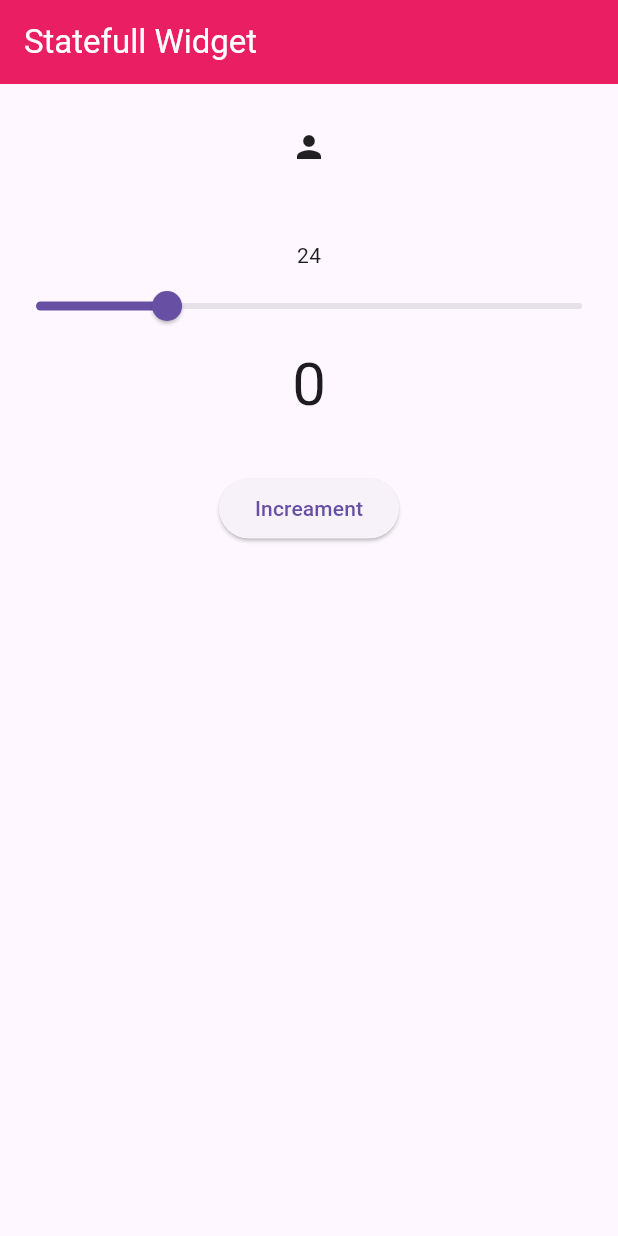
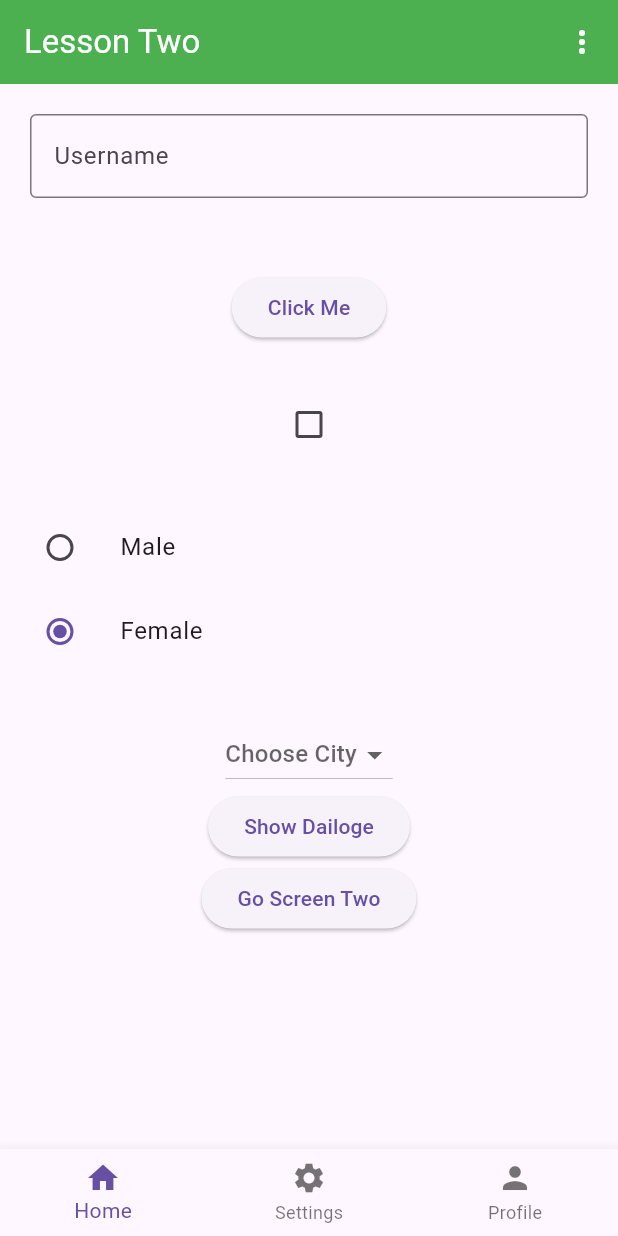
Before and after one commit to ahmed-moha/Jtech-Flutter-2024-Bootcamp, a Flutter app: the screen it shows after launch, on a phone screen of 412 x 824 dp. Run offline on Flutter 3.47's test engine with Material 3 defaults, Android fonts, the phone set to English and light mode, and no system bars.

Commit message:
Lesson Two

```diff
--- /dev/null
+++ b/lib/lesson 2/lessontwo.dart
@@ -0,0 +1,195 @@
+import 'package:flutter/material.dart';
+import 'package:my_project/lesson%202/screenTwo.dart';
+
+enum Gender { male, female }
+
+class LessonTwo extends StatefulWidget {
+  const LessonTwo({super.key});
+
+  @override
+  State<LessonTwo> createState() => _LessonTwoState();
+}
+
+class _LessonTwoState extends State<LessonTwo> {
+  TextEditingController nameController = TextEditingController();
+  Gender gender = Gender.female;
+  int currentScreen = 0;
+  List<Widget> screens = [
+    const Center(
+      child: Text("Home"),
+    ),
+    const Center(
+      child: Text("Settings"),
+    ),
+    const Center(
+      child: Text("Profile"),
+    ),
+  ];
+
+  String name = "";
+  bool isChecked = false;
+  String? magac;
+  List<String> cities = ["Mogadishu", "Nairobi", "London"];
+  String? city;
+  @override
+  Widget build(BuildContext context) {
+    return Scaffold(
+      appBar: AppBar(
+        title: const Text(
+          "Lesson Two",
+          style: TextStyle(color: Colors.white),
+        ),
+        backgroundColor: Colors.green,
+        actions: [
+          PopupMenuButton(
+            iconColor: Colors.white,
+            // icon: const Icon(Icons.more_vert,color: Colors.white),
+            itemBuilder: (context) => [
+              PopupMenuItem(
+                onTap: () {
+                  print("PROFILE");
+                },
+                child: const Text("Profile"),
+              ),
+              PopupMenuItem(
+                onTap: () {
+                  print("SETTINGS");
+                },
+                child: const Text("Settings"),
+              )
+            ],
+          )
+        ],
+      ),
+      // body: screens[currentScreen],
+      body: Column(
+        children: [
+          Padding(
+            padding: const EdgeInsets.all(20),
+            child: TextField(
+              controller: nameController,
+              onChanged: (value) {
+                // print(value);
+                name = value;
+                setState(() {});
+              },
+              decoration: const InputDecoration(
+                hintText: "Username",
+                border: OutlineInputBorder(),
+              ),
+            ),
+          ),
+          Text(
+            name,
+            style: const TextStyle(fontSize: 20),
+          ),
+          ElevatedButton(
+            onPressed: () {
+              // print(nameController.text);
+              nameController.clear();
+            },
+            child: const Text("Click Me"),
+          ),
+          const SizedBox(
+            height: 30,
+          ),
+          Checkbox(
+            value: isChecked,
+            onChanged: (value) {
+              print(value);
+              isChecked = value!;
+              setState(() {});
+            },
+          ),
+          const SizedBox(
+            height: 30,
+          ),
+          ListTile(
+            leading: Radio<Gender>(
+              value: Gender.male,
+              groupValue: gender,
+              onChanged: (value) {
+                gender = value ?? Gender.male;
+                setState(() {});
+              },
+            ),
+            title: const Text("Male"),
+          ),
+          ListTile(
+            leading: Radio<Gender>(
+              value: Gender.female,
+              groupValue: gender,
+              onChanged: (value) {
+                gender = value ?? Gender.female;
+                setState(() {});
+              },
+            ),
+            title: const Text("Female"),
+          ),
+          const SizedBox(
+            height: 30,
+          ),
+          DropdownButton(
+            hint: const Text("Choose City"),
+            value: city,
+            items: cities.map((e) {
+              return DropdownMenuItem(
+                value: e.toLowerCase(),
+                child: Text(e),
+              );
+            }).toList(),
+            onChanged: (value) {
+              // print(value);
+              city = value;
+              setState(() {});
+            },
+          ),
+          ElevatedButton(
+            onPressed: () {
+              showDialog(
+                  context: context,
+                  builder: (context) {
+                    return AlertDialog(
+                      title: const Text("This is dailoge"),
+                      content: const Text("Are you sure to exit?"),
+                      actions: [
+                        TextButton(
+                            onPressed: () {}, child: const Text("Cancel")),
+                        TextButton(onPressed: () {}, child: const Text("Yes"))
+                      ],
+                    );
+                  });
+            },
+            child: const Text("Show Dailoge"),
+          ),
+          ElevatedButton(
+            onPressed: () {
+              Navigator.push(
+                context,
+                MaterialPageRoute(
+                  builder: (context) => const ScreenTwo(),
+                ),
+              );
+            },
+            child: const Text("Go Screen Two"),
+          )
+        ],
+      ),
+      bottomNavigationBar: BottomNavigationBar(
+        currentIndex: currentScreen,
+        onTap: (index) {
+          print(index);
+          currentScreen = index;
+          setState(() {});
+        },
+        type: BottomNavigationBarType.fixed,
+        items: const [
+          BottomNavigationBarItem(icon: Icon(Icons.home), label: "Home"),
+          BottomNavigationBarItem(
+              icon: Icon(Icons.settings), label: "Settings"),
+          BottomNavigationBarItem(icon: Icon(Icons.person), label: "Profile"),
+        ],
+      ),
+    );
+  }
+}
--- a/lib/main.dart
+++ b/lib/main.dart
@@ -1,10 +1,12 @@
 import 'package:flutter/material.dart';
+import 'package:my_project/lesson%202/lessontwo.dart';
 
 void main() {
   runApp(
     const MaterialApp(
       // home: Home(),
-      home: HomeTwo(),
+      // home: HomeTwo(),
+      home: LessonTwo(),
     ),
   );
 }
@@ -129,7 +131,7 @@ class _HomeTwoState extends State<HomeTwo> {
             size: size,
           ),
           const SizedBox(
-            height: 50,
+            height: 80,
           ),
           Text(size.toStringAsFixed(0)),
           Slider(
```
Also changed, not shown: lib/lesson 2/screenTwo.dart (added, +21 -0 lines).
